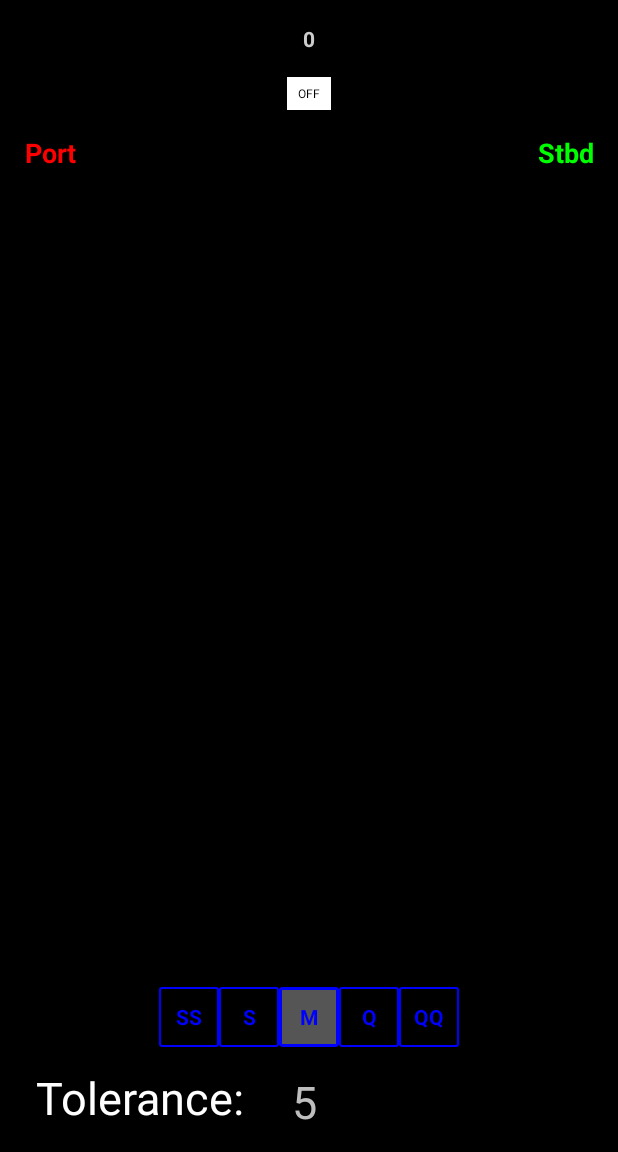
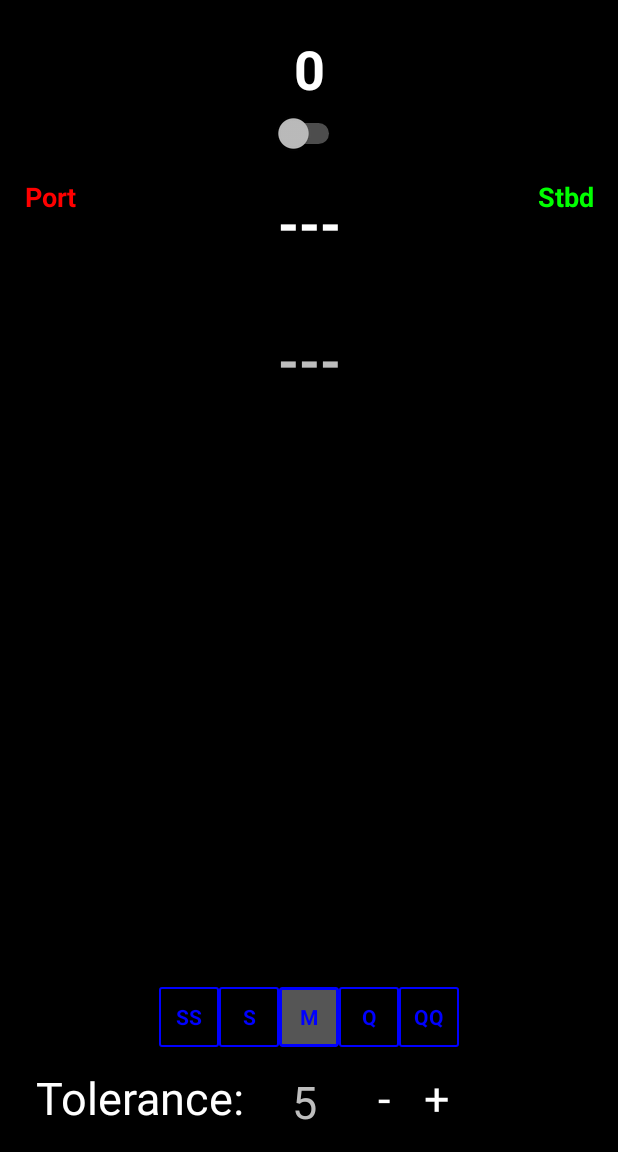
Before and after one commit to mattclarkdotnet/vicompass, an Android app: the screen it shows after launch (MainActivity), on a phone screen of 412 x 824 dp, the part 84-1236 px from its top. Run offline under Robolectric (Android 15) with nearby library versions, the phone set to English and light mode, and no system bars.

Commit message:
Enable tolerance, tacking and UI changes
Add tolerance buttons to UI and enable setting of tolerance
Enable swipe on target heading text view and add swipe to tack functionality
Add arrow indicators to UI
Clean up UI to display correctly

```diff
--- a/Android/app/build.gradle
+++ b/Android/app/build.gradle
@@ -5,7 +5,7 @@ android {
     buildToolsVersion "26.0.0"
     defaultConfig {
         applicationId "com.viscompass.visompass"
-        minSdkVersion 15
+        minSdkVersion 23
         targetSdkVersion 25
         versionCode 1
         versionName "1.0"
@@ -17,10 +17,12 @@ android {
             proguardFiles getDefaultProguardFile('proguard-android.txt'), 'proguard-rules.pro'
         }
     }
+    productFlavors {
+    }
 }
 
 dependencies {
-    compile fileTree(dir: 'libs', include: ['*.jar'])
+    compile fileTree(include: ['*.jar'], dir: 'libs')
     androidTestCompile('com.android.support.test.espresso:espresso-core:2.2.2', {
         exclude group: 'com.android.support', module: 'support-annotations'
     })
--- a/Android/app/src/main/java/com/viscompass/visompass/CompassModel.java
+++ b/Android/app/src/main/java/com/viscompass/visompass/CompassModel.java
@@ -13,7 +13,7 @@ enum Turn{
 }
 
 public class CompassModel implements SensorEventListener{
-    Float diffTolerance = 5.0f;
+    int diffTolerance = 5;
     Float headingTarget = 0.0f;
     Float headingCurrent = 0.0f;
     Integer responsivenessIndex = 2;
@@ -44,12 +44,15 @@ public class CompassModel implements SensorEventListener{
     public Correction getCorrection(){
         return headingCorrection;
     }
-    public Float getDiffTolerance(){
+    public int getDiffTolerance(){
         return diffTolerance;
     }
 
-    public void setDiffTolerance(Float dt){
-        diffTolerance = dt;
+    public void setDiffTolerance(int dt){
+        if(dt > 4) {
+            diffTolerance = dt;
+            calculateCorrection();
+        }
     }
 
     public void setTargetHeading(){
@@ -78,7 +81,7 @@ public class CompassModel implements SensorEventListener{
 
         headingCorrection.amount = correctionDegrees(headingTarget, headingCurrent);
         headingCorrection.direction = (headingCorrection.amount < 0) ? Turn.port:Turn.stbd;
-        headingCorrection.required = (Math.abs(headingCorrection.amount) > 5) ? true : false; //also need to calculate this based on sensitivity
+        headingCorrection.required = (Math.abs(headingCorrection.amount) > (float)diffTolerance) ? true : false;
     }
 
     public Float correctionDegrees(Float ht, Float hc){
--- a/Android/app/src/main/java/com/viscompass/visompass/MainActivity.java
+++ b/Android/app/src/main/java/com/viscompass/visompass/MainActivity.java
@@ -26,10 +26,7 @@ import static java.util.Objects.isNull;
 
 public class MainActivity extends AppCompatActivity implements View.OnClickListener {
     CompassModel model;
-    TextView tvHeading;
-    TextView tvTarget;
-    TextView tvCorrection;
-    TextView tvTolerance;
+    TextView tvHeading, tvTarget, tvCorrection, tvTolerance, tvPortArrow, tvStbdArrow;
     Switch switch1;
     Timer timer;
     Timer beepTimer;
@@ -46,18 +43,25 @@ public class MainActivity extends AppCompatActivity implements View.OnClickListe
     private static long interval = 1000;
     final Handler handler = new Handler();
     Button btnQQ,btnQ,btnM,btnS,btnSS;
-    Button btnPort,btnStbd;
+    Button btnPort,btnStbd,btnPlus, btnMinus;
 
 @Override
     protected void onCreate(Bundle savedInstanceState) {
         super.onCreate(savedInstanceState);
         setContentView(R.layout.activity_main);
+        Context context = this;
         model = new CompassModel((SensorManager) getSystemService(SENSOR_SERVICE));
         tvHeading = (TextView) findViewById(R.id.tvHeading);
         tvTarget = (TextView) findViewById(R.id.tvTarget);
         tvCorrection = (TextView) findViewById(R.id.tvCorrection);
         tvTolerance = (TextView) findViewById(R.id.tvTolerance);
-        tvTolerance.setText(model.getDiffTolerance().toString());
+        tvTolerance.setText(Integer.toString(model.getDiffTolerance()));
+        tvPortArrow = (TextView) findViewById(R.id.tvPortArrow);
+        tvStbdArrow = (TextView) findViewById(R.id.tvStbdArrow);
+        btnPlus = (Button) findViewById(R.id.btnPlus);
+        btnPlus.setOnClickListener(this);
+        btnMinus = (Button) findViewById(R.id.btnMinus);
+        btnMinus.setOnClickListener(this);
         btnQQ = (Button) findViewById(R.id.btnQQ);
         btnQQ.setOnClickListener(this);
         btnQ = (Button) findViewById(R.id.btnQ);
@@ -72,6 +76,17 @@ public class MainActivity extends AppCompatActivity implements View.OnClickListe
         btnPort.setOnClickListener(this);
         btnStbd = (Button) findViewById(R.id.btnStbd);
         btnStbd.setOnClickListener(this);
+        tvTarget.setOnTouchListener(new OnSwipeTouchListener(context){
+            @Override
+            public void onSwipeLeft(){
+               model.tackStbd();
+            }
+
+            @Override
+            public void onSwipeRight() {
+                model.tackPort();
+            }
+        });
 
         //Set default responsiveness
         model.setResponsiveness(2);
@@ -98,8 +113,13 @@ public class MainActivity extends AppCompatActivity implements View.OnClickListe
             public void onCheckedChanged(CompoundButton buttonView, boolean isChecked) {
                 if(isChecked){
                     model.setTargetHeading();
-                    tvTarget.setVisibility(View.VISIBLE);
-                    tvCorrection.setVisibility((View.VISIBLE));
+                }
+                else{
+                    tvTarget.setText("---");
+                    tvCorrection.setText("---");
+                    tvCorrection.setTextColor(Color.WHITE);
+                    tvPortArrow.setVisibility(View.INVISIBLE);
+                    tvStbdArrow.setVisibility(View.INVISIBLE);
                 }
             }
         });
@@ -115,6 +135,8 @@ public class MainActivity extends AppCompatActivity implements View.OnClickListe
             }
         };
         timer.schedule(taskNew,MainActivity.interval, MainActivity.interval);
+
+
    }
 public void onClick(View view){
     if(view.equals(btnSS)) {
@@ -148,8 +170,18 @@ public void onClick(View view){
     if(view.equals(btnStbd)){
         model.modifyTarget(1.0f);
     }
+    if(view.equals(btnPlus)){
+        model.setDiffTolerance(model.getDiffTolerance() + 1);
+        tvTolerance.setText(Integer.toString(model.getDiffTolerance()));
+    }
+    if(view.equals(btnMinus)){
+        model.setDiffTolerance(model.getDiffTolerance() -1);
+        tvTolerance.setText(Integer.toString(model.getDiffTolerance()));
+    }
+
 
 }
+
     public void updateUI() {
         updateScreenUI();
         updateBeepUI();
@@ -164,19 +196,22 @@ public void onClick(View view){
             if(corr.required){
                 if(corr.direction == Turn.port){
                     tvCorrection.setTextColor(Color.RED);
+                    tvStbdArrow.setVisibility(View.INVISIBLE);
+                    tvPortArrow.setVisibility(View.VISIBLE);
                 }
                 else if(corr.direction == Turn.stbd){
                     tvCorrection.setTextColor(Color.GREEN);
+                    tvPortArrow.setVisibility(View.INVISIBLE);
+                    tvStbdArrow.setVisibility(View.VISIBLE);
                 };
             }
             else{
                 tvCorrection.setTextColor(Color.WHITE);
+                tvStbdArrow.setVisibility(View.INVISIBLE);
+                tvPortArrow.setVisibility(View.INVISIBLE);
             };
         }
-        else{
-            tvTarget.setVisibility(View.INVISIBLE);
-            tvCorrection.setVisibility(View.INVISIBLE);
-        }
+
 
 
     }
--- /dev/null
+++ b/Android/app/src/main/java/com/viscompass/visompass/OnSwipeTouchListener.java
@@ -0,0 +1,54 @@
+package com.viscompass.visompass;
+
+import android.content.Context;
+import android.view.GestureDetector;
+import android.view.GestureDetector.SimpleOnGestureListener;
+import android.view.MotionEvent;
+import android.view.View;
+import android.view.View.OnTouchListener;
+/**
+ * Detects left and right swipes across a view.
+ */
+public class OnSwipeTouchListener implements OnTouchListener {
+
+    private final GestureDetector gestureDetector;
+
+    public OnSwipeTouchListener(Context context) {
+        gestureDetector = new GestureDetector(context, new GestureListener());
+    }
+
+    public void onSwipeLeft() {
+    }
+
+    public void onSwipeRight() {
+    }
+
+    public boolean onTouch(View v, MotionEvent event) {
+        return gestureDetector.onTouchEvent(event);
+    }
+
+    private final class GestureListener extends SimpleOnGestureListener {
+
+        private static final int SWIPE_DISTANCE_THRESHOLD = 100;
+        private static final int SWIPE_VELOCITY_THRESHOLD = 100;
+
+        @Override
+        public boolean onDown(MotionEvent e) {
+            return true;
+        }
+
+        @Override
+        public boolean onFling(MotionEvent e1, MotionEvent e2, float velocityX, float velocityY) {
+            float distanceX = e2.getX() - e1.getX();
+            float distanceY = e2.getY() - e1.getY();
+            if (Math.abs(distanceX) > Math.abs(distanceY) && Math.abs(distanceX) > SWIPE_DISTANCE_THRESHOLD && Math.abs(velocityX) > SWIPE_VELOCITY_THRESHOLD) {
+                if (distanceX > 0)
+                    onSwipeRight();
+                else
+                    onSwipeLeft();
+                return true;
+            }
+            return false;
+        }
+    }
+}
--- a/Android/app/src/main/res/layout/activity_main.xml
+++ b/Android/app/src/main/res/layout/activity_main.xml
@@ -8,14 +8,27 @@
     android:theme="@android:style/Theme.Black.NoTitleBar.Fullscreen"
     tools:context="com.viscompass.visompass.MainActivity">
 
+    <Button
+        android:id="@+id/btnPlus"
+        android:layout_width="wrap_content"
+        android:layout_height="wrap_content"
+        android:layout_marginLeft="8dp"
+        android:layout_marginStart="8dp"
+        android:background="#000"
+        android:text=" + "
+        android:textColor="#fff"
+        android:textSize="30sp"
+        app:layout_constraintBottom_toBottomOf="@+id/btnMinus"
+        app:layout_constraintStart_toEndOf="@+id/btnMinus" />
+
     <TextView
         android:id="@+id/tvCorrection"
-        android:layout_width="169dp"
+        android:layout_width="94dp"
         android:layout_height="92dp"
         android:layout_marginTop="16dp"
         android:ems="10"
         android:gravity="center"
-        android:text="15"
+        android:text="---"
         android:textSize="36sp"
         android:textStyle="bold"
         app:layout_constraintLeft_toLeftOf="parent"
@@ -27,34 +40,30 @@
 
     <TextView
         android:id="@+id/tvHeading"
-        android:layout_width="311dp"
-        android:layout_height="0dp"
+        android:layout_width="123dp"
+        android:layout_height="59dp"
         android:layout_marginEnd="8dp"
         android:layout_marginLeft="8dp"
         android:layout_marginRight="8dp"
         android:layout_marginStart="8dp"
         android:layout_marginTop="16dp"
         android:ems="10"
-        android:gravity="center"
-        android:text="165"
-        android:textColor="#cccccc"
+        android:gravity="center_vertical|center"
+        android:text="---"
+        android:textColor="#FFFFFF"
+        android:textSize="36sp"
         android:textStyle="bold"
         app:layout_constraintEnd_toEndOf="parent"
         app:layout_constraintStart_toStartOf="parent"
-        app:layout_constraintTop_toTopOf="parent"
-        tools:textSize="36sp" />
+        app:layout_constraintTop_toTopOf="parent" />
 
     <Switch
         android:id="@+id/switch1"
         android:layout_width="wrap_content"
         android:layout_height="wrap_content"
-        android:layout_marginEnd="8dp"
-        android:layout_marginLeft="8dp"
-        android:layout_marginRight="8dp"
-        android:layout_marginStart="8dp"
-        android:layout_marginTop="16dp"
-        android:background="#ffffff"
         android:enabled="true"
+        android:theme="@style/Theme.AppCompat"
+        android:visibility="visible"
         app:layout_constraintEnd_toEndOf="parent"
         app:layout_constraintStart_toStartOf="parent"
         app:layout_constraintTop_toBottomOf="@+id/tvHeading" />
@@ -70,7 +79,7 @@
         android:layout_marginTop="16dp"
         android:ems="10"
         android:gravity="center_vertical|center"
-        android:text="180"
+        android:text="---"
         android:textColor="#FFFFFF"
         android:textSize="36sp"
         android:textStyle="bold"
@@ -118,7 +127,7 @@
 
     <TextView
         android:id="@+id/tvTolerance"
-        android:layout_width="17dp"
+        android:layout_width="42dp"
         android:layout_height="38dp"
         android:layout_marginBottom="16dp"
         android:layout_marginLeft="32dp"
@@ -227,4 +236,49 @@
         app:layout_constraintBottom_toTopOf="@+id/tvTolerance"
         app:layout_constraintEnd_toStartOf="@+id/btnS" />
 
+    <Button
+        android:id="@+id/btnMinus"
+        android:layout_width="wrap_content"
+        android:layout_height="wrap_content"
+        android:layout_marginLeft="8dp"
+        android:layout_marginStart="8dp"
+        android:background="#000"
+        android:text=" - "
+        android:textColor="#fff"
+        android:textSize="30sp"
+        app:layout_constraintBottom_toBottomOf="@+id/tvTolerance"
+        app:layout_constraintStart_toEndOf="@+id/tvTolerance" />
+
+    <TextView
+        android:id="@+id/tvPortArrow"
+        android:layout_width="wrap_content"
+        android:layout_height="122dp"
+        android:layout_margin="0dp"
+        android:layout_marginBottom="16dp"
+        android:layout_marginStart="16dp"
+        android:gravity="top"
+        android:padding="0dp"
+        android:text="&lt;"
+        android:textColor="#ffffff"
+        android:textSize="120sp"
+        android:visibility="invisible"
+        app:layout_constraintBottom_toBottomOf="@+id/tvCorrection"
+        app:layout_constraintStart_toStartOf="parent" />
+
+    <TextView
+        android:id="@+id/tvStbdArrow"
+        android:layout_width="wrap_content"
+        android:layout_height="122dp"
+        android:layout_margin="0dp"
+        android:layout_marginBottom="16dp"
+        android:layout_marginEnd="16dp"
+        android:gravity="top"
+        android:padding="0dp"
+        android:text="&gt;"
+        android:textColor="#ffffff"
+        android:textSize="120sp"
+        android:visibility="invisible"
+        app:layout_constraintBottom_toBottomOf="@+id/tvCorrection"
+        app:layout_constraintEnd_toEndOf="parent" />
+
 </android.support.constraint.ConstraintLayout>
```
